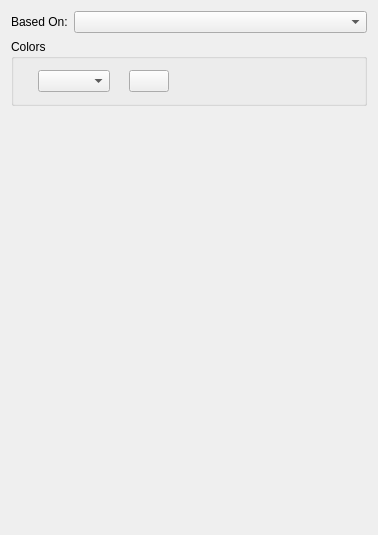
This is scribus/ui/smcellstylewidget.ui in scribusproject/scribus as Qt 5 draws it before an edit. The edited form follows.
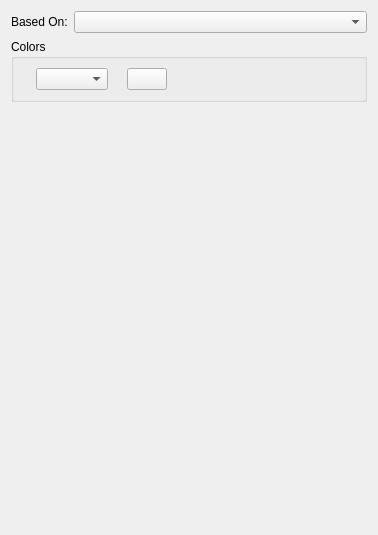
This is the edited form. Custom widgets are drawn as their Qt base class.

Commit message: #16381: Update main layout's margins for Style Manager <bubu>

```diff
--- a/scribus/ui/smcellstylewidget.ui
+++ b/scribus/ui/smcellstylewidget.ui
@@ -128,7 +128,6 @@
    </item>
   </layout>
  </widget>
- <layoutdefault spacing="6" margin="11"/>
  <customwidgets>
   <customwidget>
    <class>SMColorCombo</class>
```
The commit also changes 6 other files.
